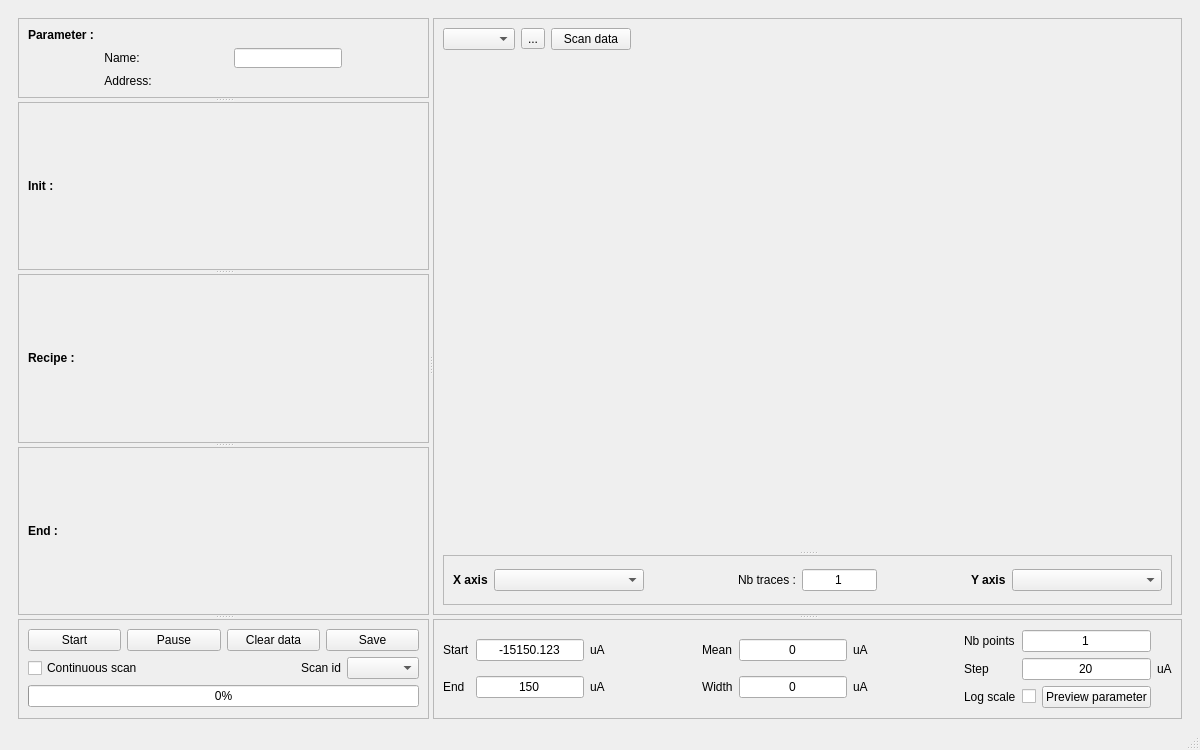
Old version of the form autolab/core/gui/scanning/interface.ui in the repository autolab-project/autolab.
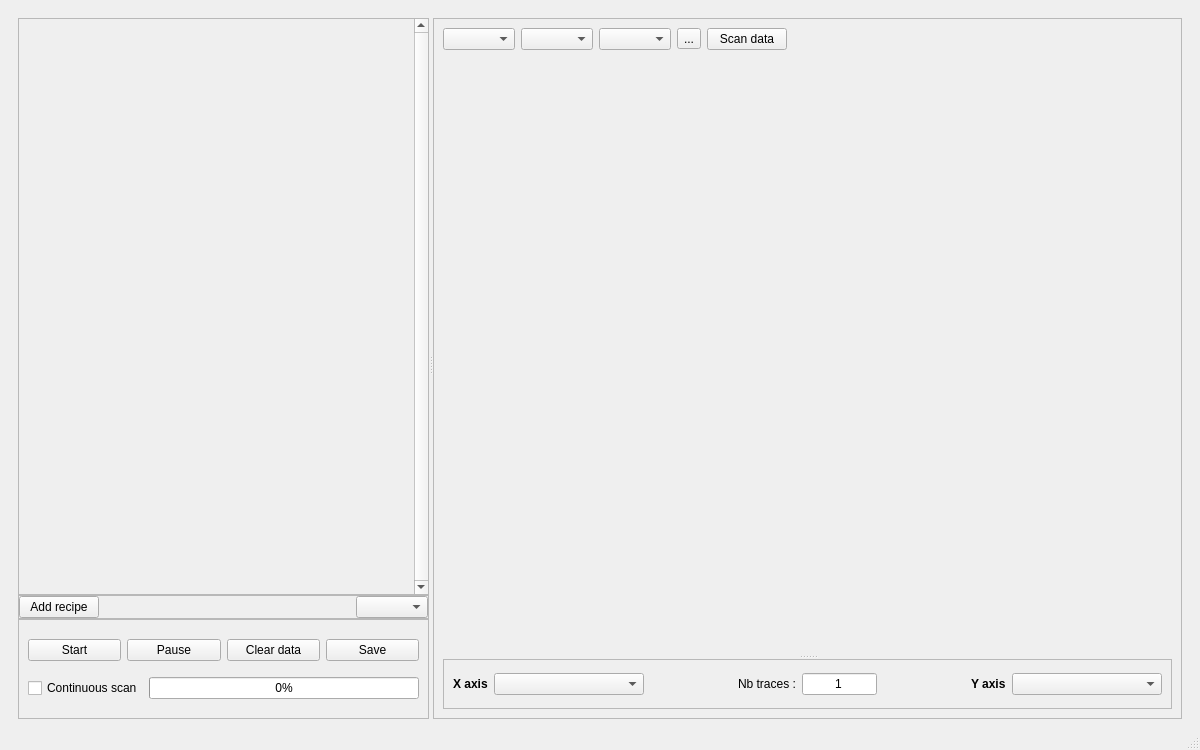
New version of the form.

Commit message: Major change: Can add multiple recipes to a scan

The edit to the form file:
```diff
--- a/autolab/core/gui/scanning/interface.ui
+++ b/autolab/core/gui/scanning/interface.ui
@@ -29,6 +29,9 @@
       </property>
       <widget class="QFrame" name="frame">
        <layout class="QVBoxLayout" name="verticalLayout">
+        <property name="spacing">
+         <number>0</number>
+        </property>
         <property name="rightMargin">
          <number>0</number>
         </property>
@@ -36,126 +39,6 @@
          <number>0</number>
         </property>
         <item>
-         <widget class="QSplitter" name="splitter_2">
-          <property name="orientation">
-           <enum>Qt::Vertical</enum>
-          </property>
-          <widget class="QFrame" name="frame_2">
-           <property name="minimumSize">
-            <size>
-             <width>80</width>
-             <height>0</height>
-            </size>
-           </property>
-           <property name="maximumSize">
-            <size>
-             <width>16777215</width>
-             <height>80</height>
-            </size>
-           </property>
-           <property name="frameShape">
-            <enum>QFrame::StyledPanel</enum>
-           </property>
-           <layout class="QVBoxLayout" name="verticalLayout_2">
-            <item>
-             <widget class="QLabel" name="label">
-              <property name="font">
-               <font>
-                <weight>75</weight>
-                <bold>true</bold>
-               </font>
-              </property>
-              <property name="toolTip">
-               <string>Drag and drop a variable or use the right click option of a variable from the control panel to add a parameter to the scanner</string>
-              </property>
-              <property name="text">
-               <string>Parameter :</string>
-              </property>
-              <property name="alignment">
-               <set>Qt::AlignLeading|Qt::AlignLeft|Qt::AlignVCenter</set>
-              </property>
-             </widget>
-            </item>
-            <item>
-             <layout class="QGridLayout" name="gridLayout_2">
-              <item row="0" column="1">
-               <widget class="QLineEdit" name="parameterName_lineEdit">
-                <property name="sizePolicy">
-                 <sizepolicy hsizetype="Fixed" vsizetype="Fixed">
-                  <horstretch>0</horstretch>
-                  <verstretch>0</verstretch>
-                 </sizepolicy>
-                </property>
-                <property name="toolTip">
-                 <string>Name of the parameter, as it will displayed in the data</string>
-                </property>
-                <property name="alignment">
-                 <set>Qt::AlignCenter</set>
-                </property>
-               </widget>
-              </item>
-              <item row="1" column="0">
-               <widget class="QLabel" name="label_3">
-                <property name="font">
-                 <font>
-                  <pointsize>9</pointsize>
-                  <weight>50</weight>
-                  <bold>false</bold>
-                 </font>
-                </property>
-                <property name="text">
-                 <string>Address:</string>
-                </property>
-                <property name="alignment">
-                 <set>Qt::AlignCenter</set>
-                </property>
-               </widget>
-              </item>
-              <item row="1" column="1">
-               <widget class="QLabel" name="parameterAddress_label">
-                <property name="font">
-                 <font>
-                  <pointsize>9</pointsize>
-                 </font>
-                </property>
-                <property name="toolTip">
-                 <string>Address of the parameter</string>
-                </property>
-                <property name="text">
-                 <string>&lt;variable&gt;</string>
-                </property>
-                <property name="alignment">
-                 <set>Qt::AlignCenter</set>
-                </property>
-               </widget>
-              </item>
-              <item row="0" column="0">
-               <widget class="QLabel" name="label_2">
-                <property name="sizePolicy">
-                 <sizepolicy hsizetype="Fixed" vsizetype="Preferred">
-                  <horstretch>0</horstretch>
-                  <verstretch>0</verstretch>
-                 </sizepolicy>
-                </property>
-                <property name="font">
-                 <font>
-                  <pointsize>9</pointsize>
-                  <weight>50</weight>
-                  <bold>false</bold>
-                 </font>
-                </property>
-                <property name="text">
-                 <string>Name:</string>
-                </property>
-                <property name="alignment">
-                 <set>Qt::AlignCenter</set>
-                </property>
-               </widget>
-              </item>
-             </layout>
-            </item>
-           </layout>
-          </widget>
           <widget class="QFrame" name="frame_3">
            <layout class="QVBoxLayout" name="verticalLayout_3">
             <property name="leftMargin">
@@ -171,125 +54,100 @@
              <number>0</number>
             </property>
             <item>
-             <widget class="QSplitter" name="splitter_recipe">
+            <widget class="QScrollArea" name="scrollArea">
+             <property name="verticalScrollBarPolicy">
+              <enum>Qt::ScrollBarAlwaysOn</enum>
+             </property>
+             <property name="horizontalScrollBarPolicy">
+              <enum>Qt::ScrollBarAlwaysOff</enum>
+             </property>
+             <property name="widgetResizable">
+              <bool>true</bool>
+             </property>
+             <widget class="QWidget" name="scrollAreaWidgetContents">
+              <property name="geometry">
+               <rect>
+                <x>0</x>
+                <y>0</y>
+                <width>368</width>
+                <height>553</height>
+               </rect>
+              </property>
+              <layout class="QVBoxLayout" name="verticalLayout_7">
+               <property name="leftMargin">
+                <number>0</number>
+               </property>
+               <property name="topMargin">
+                <number>0</number>
+               </property>
+               <property name="rightMargin">
+                <number>0</number>
+               </property>
+               <property name="bottomMargin">
+                <number>0</number>
+               </property>
+               <item>
+                <layout class="QVBoxLayout" name="verticalLayout_recipe"/>
+               </item>
+              </layout>
+             </widget>
+            </widget>
+           </item>
+          </layout>
+         </widget>
+        </item>
+        <item>
+         <widget class="QFrame" name="frame_2">
+          <property name="frameShape">
+           <enum>QFrame::StyledPanel</enum>
+          </property>
+          <property name="frameShadow">
+           <enum>QFrame::Raised</enum>
+          </property>
+          <layout class="QVBoxLayout" name="verticalLayout_2">
+           <property name="leftMargin">
+            <number>0</number>
+           </property>
+           <property name="topMargin">
+            <number>0</number>
+           </property>
+           <property name="rightMargin">
+            <number>0</number>
+           </property>
+           <property name="bottomMargin">
+            <number>0</number>
+           </property>
+           <item>
+            <layout class="QHBoxLayout" name="horizontalLayout_5">
+             <item>
+              <widget class="QPushButton" name="addRecipe_pushButton">
+               <property name="text">
+                <string>Add recipe</string>
+               </property>
+              </widget>
+             </item>
+             <item>
+              <spacer name="horizontalSpacer">
               <property name="orientation">
-               <enum>Qt::Vertical</enum>
-              </property>
-              <property name="childrenCollapsible">
-               <bool>false</bool>
-              </property>
-              <widget class="QFrame" name="frame_5">
-               <property name="frameShape">
-                <enum>QFrame::StyledPanel</enum>
-               </property>
-               <property name="frameShadow">
-                <enum>QFrame::Plain</enum>
-               </property>
-               <layout class="QVBoxLayout" name="verticalLayout_16">
-                <item>
-                 <widget class="QLabel" name="label_15">
-                  <property name="maximumSize">
+                <enum>Qt::Horizontal</enum>
+               </property>
+               <property name="sizeHint" stdset="0">
                    <size>
-                    <width>16777215</width>
+                 <width>40</width>
                     <height>20</height>
                    </size>
                   </property>
-                  <property name="font">
-                   <font>
-                    <weight>75</weight>
-                    <bold>true</bold>
-                   </font>
-                  </property>
-                  <property name="toolTip">
-                   <string>Drag and drop a variable from the control panel to add a recipe to the init tree</string>
-                  </property>
-                  <property name="text">
-                   <string>Init :</string>
-                  </property>
-                 </widget>
+              </spacer>
                 </item>
                 <item>
-                 <layout class="QVBoxLayout" name="tree_layout_begin"/>
-                </item>
-               </layout>
-              </widget>
-              <widget class="QFrame" name="frame_10">
-               <property name="frameShape">
-                <enum>QFrame::StyledPanel</enum>
-               </property>
-               <property name="frameShadow">
-                <enum>QFrame::Plain</enum>
-               </property>
-               <layout class="QVBoxLayout" name="verticalLayout_15">
-                <item>
-                 <widget class="QLabel" name="label_4">
-                  <property name="maximumSize">
-                   <size>
-                    <width>16777215</width>
-                    <height>20</height>
-                   </size>
-                  </property>
-                  <property name="font">
-                   <font>
-                    <weight>75</weight>
-                    <bold>true</bold>
-                   </font>
-                  </property>
-                  <property name="toolTip">
-                   <string>Drag and drop a variable or use the right click option of a variable from the control panel to add a recipe to the recipe tree</string>
-                  </property>
-                  <property name="text">
-                   <string>Recipe :</string>
-                  </property>
-                  <property name="alignment">
-                   <set>Qt::AlignLeading|Qt::AlignLeft|Qt::AlignVCenter</set>
-                  </property>
-                 </widget>
-                </item>
-                <item>
-                 <layout class="QVBoxLayout" name="tree_layout"/>
-                </item>
-               </layout>
-              </widget>
-              <widget class="QFrame" name="frame_11">
-               <property name="frameShape">
-                <enum>QFrame::StyledPanel</enum>
-               </property>
-               <property name="frameShadow">
-                <enum>QFrame::Plain</enum>
-               </property>
-               <layout class="QVBoxLayout" name="verticalLayout_17">
-                <item>
-                 <widget class="QLabel" name="label_16">
-                  <property name="maximumSize">
-                   <size>
-                    <width>16777215</width>
-                    <height>20</height>
-                   </size>
-                  </property>
-                  <property name="font">
-                   <font>
-                    <weight>75</weight>
-                    <bold>true</bold>
-                   </font>
-                  </property>
-                  <property name="toolTip">
-                   <string>Drag and drop a variable from the control panel to add a recipe to the end tree</string>
-                  </property>
-                  <property name="text">
-                   <string>End :</string>
-                  </property>
-                 </widget>
+              <widget class="QComboBox" name="selectRecipe_comboBox"/>
+             </item>
+            </layout>
+           </item>
+          </layout>
+         </widget>
                 </item>
                 <item>
-                 <layout class="QVBoxLayout" name="tree_layout_end"/>
-                </item>
-               </layout>
-              </widget>
-             </widget>
-            </item>
-           </layout>
-          </widget>
           <widget class="QFrame" name="frame_4">
            <property name="minimumSize">
             <size>
@@ -363,6 +221,12 @@
              <layout class="QHBoxLayout" name="horizontalLayout_4">
               <item>
                <widget class="QCheckBox" name="continuous_checkBox">
+               <property name="sizePolicy">
+                <sizepolicy hsizetype="Maximum" vsizetype="Fixed">
+                 <horstretch>0</horstretch>
+                 <verstretch>0</verstretch>
+                </sizepolicy>
+               </property>
                 <property name="toolTip">
                  <string>If checked, the scan will be executed endlessly</string>
                 </property>
@@ -372,43 +236,6 @@
                </widget>
               </item>
               <item>
-               <spacer name="horizontalSpacer">
-                <property name="orientation">
-                 <enum>Qt::Horizontal</enum>
-                </property>
-                <property name="sizeHint" stdset="0">
-                 <size>
-                  <width>40</width>
-                  <height>20</height>
-                 </size>
-                </property>
-               </spacer>
-              </item>
-              <item>
-               <widget class="QLabel" name="label_5">
-                <property name="sizePolicy">
-                 <sizepolicy hsizetype="Minimum" vsizetype="Preferred">
-                  <horstretch>0</horstretch>
-                  <verstretch>0</verstretch>
-                 </sizepolicy>
-                </property>
-                <property name="text">
-                 <string>Scan id</string>
-                </property>
-               </widget>
-              </item>
-              <item>
-               <widget class="QComboBox" name="data_comboBox">
-                <property name="toolTip">
-                 <string>Select the scan to display</string>
-                </property>
-               </widget>
-              </item>
-             </layout>
-            </item>
-            <item>
-             <layout class="QHBoxLayout" name="horizontalLayout_5">
-              <item>
                <widget class="QProgressBar" name="progressBar">
                 <property name="sizePolicy">
                  <sizepolicy hsizetype="Preferred" vsizetype="Fixed">
@@ -428,7 +255,6 @@
             </item>
            </layout>
           </widget>
-         </widget>
         </item>
        </layout>
       </widget>
@@ -455,6 +281,20 @@
            <layout class="QVBoxLayout" name="verticalLayout_5">
             <item>
              <layout class="QHBoxLayout" name="horizontalLayout_2">
+              <item>
+               <widget class="QComboBox" name="data_comboBox">
+                <property name="toolTip">
+                 <string>Select the scan to display</string>
+                </property>
+               </widget>
+              </item>
+              <item>
+               <widget class="QComboBox" name="scan_recipe_comboBox">
+                <property name="sizeAdjustPolicy">
+                 <enum>QComboBox::AdjustToContents</enum>
+                </property>
+               </widget>
+              </item>
               <item>
                <widget class="QComboBox" name="dataframe_comboBox">
                 <property name="sizeAdjustPolicy">
@@ -672,274 +512,6 @@
             </item>
            </layout>
           </widget>
-          <widget class="QFrame" name="frame_9">
-           <property name="minimumSize">
-            <size>
-             <width>0</width>
-             <height>100</height>
-            </size>
-           </property>
-           <property name="maximumSize">
-            <size>
-             <width>16777215</width>
-             <height>100</height>
-            </size>
-           </property>
-           <property name="frameShape">
-            <enum>QFrame::StyledPanel</enum>
-           </property>
-           <property name="frameShadow">
-            <enum>QFrame::Plain</enum>
-           </property>
-           <layout class="QVBoxLayout" name="verticalLayout_14">
-            <item>
-             <layout class="QHBoxLayout" name="horizontalLayout_12">
-              <item>
-               <layout class="QGridLayout" name="gridLayout_4">
-                <item row="1" column="1">
-                 <widget class="QLineEdit" name="start_lineEdit">
-                  <property name="toolTip">
-                   <string>Start value of the scan</string>
-                  </property>
-                  <property name="text">
-                   <string>-15150.123</string>
-                  </property>
-                  <property name="alignment">
-                   <set>Qt::AlignCenter</set>
-                  </property>
-                 </widget>
-                </item>
-                <item row="1" column="0">
-                 <widget class="QLabel" name="label_8">
-                  <property name="text">
-                   <string>Start</string>
-                  </property>
-                 </widget>
-                </item>
-                <item row="1" column="2">
-                 <widget class="QLabel" name="startUnit_label">
-                  <property name="text">
-                   <string>uA</string>
-                  </property>
-                 </widget>
-                </item>
-                <item row="2" column="0">
-                 <widget class="QLabel" name="label_9">
-                  <property name="text">
-                   <string>End</string>
-                  </property>
-                 </widget>
-                </item>
-                <item row="2" column="1">
-                 <widget class="QLineEdit" name="end_lineEdit">
-                  <property name="toolTip">
-                   <string>End value of the scan</string>
-                  </property>
-                  <property name="text">
-                   <string>150</string>
-                  </property>
-                  <property name="alignment">
-                   <set>Qt::AlignCenter</set>
-                  </property>
-                 </widget>
-                </item>
-                <item row="2" column="2">
-                 <widget class="QLabel" name="endUnit_label">
-                  <property name="text">
-                   <string>uA</string>
-                  </property>
-                 </widget>
-                </item>
-               </layout>
-              </item>
-              <item>
-               <spacer name="horizontalSpacer_6">
-                <property name="orientation">
-                 <enum>Qt::Horizontal</enum>
-                </property>
-                <property name="sizeHint" stdset="0">
-                 <size>
-                  <width>40</width>
-                  <height>20</height>
-                 </size>
-                </property>
-               </spacer>
-              </item>
-              <item>
-               <layout class="QGridLayout" name="gridLayout_5">
-                <item row="0" column="0">
-                 <widget class="QLabel" name="label_10">
-                  <property name="text">
-                   <string>Mean</string>
-                  </property>
-                 </widget>
-                </item>
-                <item row="0" column="3">
-                 <widget class="QLabel" name="meanUnit_label">
-                  <property name="text">
-                   <string>uA</string>
-                  </property>
-                 </widget>
-                </item>
-                <item row="1" column="3">
-                 <widget class="QLabel" name="widthUnit_label">
-                  <property name="text">
-                   <string>uA</string>
-                  </property>
-                 </widget>
-                </item>
-                <item row="1" column="0">
-                 <widget class="QLabel" name="label_11">
-                  <property name="text">
-                   <string>Width</string>
-                  </property>
-                 </widget>
-                </item>
-                <item row="1" column="2">
-                 <widget class="QLineEdit" name="width_lineEdit">
-                  <property name="toolTip">
-                   <string>Scan width</string>
-                  </property>
-                  <property name="text">
-                   <string>0</string>
-                  </property>
-                  <property name="alignment">
-                   <set>Qt::AlignCenter</set>
-                  </property>
-                 </widget>
-                </item>
-                <item row="0" column="2">
-                 <widget class="QLineEdit" name="mean_lineEdit">
-                  <property name="toolTip">
-                   <string>Mean value of the scan</string>
-                  </property>
-                  <property name="text">
-                   <string>0</string>
-                  </property>
-                  <property name="alignment">
-                   <set>Qt::AlignCenter</set>
-                  </property>
-                 </widget>
-                </item>
-               </layout>
-              </item>
-              <item>
-               <spacer name="horizontalSpacer_7">
-                <property name="orientation">
-                 <enum>Qt::Horizontal</enum>
-                </property>
-                <property name="sizeHint" stdset="0">
-                 <size>
-                  <width>40</width>
-                  <height>20</height>
-                 </size>
-                </property>
-               </spacer>
-              </item>
-              <item>
-               <layout class="QGridLayout" name="gridLayout_6">
-                <item row="2" column="0">
-                 <widget class="QLabel" name="label_13">
-                  <property name="font">
-                   <font>
-                    <weight>50</weight>
-                    <bold>false</bold>
-                   </font>
-                  </property>
-                  <property name="text">
-                   <string>Step</string>
-                  </property>
-                 </widget>
-                </item>
-                <item row="1" column="1">
-                 <widget class="QLineEdit" name="nbpts_lineEdit">
-                  <property name="maximumSize">
-                   <size>
-                    <width>150</width>
-                    <height>16777215</height>
-                   </size>
-                  </property>
-                  <property name="toolTip">
-                   <string>Number of points in the scan</string>
-                  </property>
-                  <property name="text">
-                   <string>1</string>
-                  </property>
-                  <property name="alignment">
-                   <set>Qt::AlignCenter</set>
-                  </property>
-                 </widget>
-                </item>
-                <item row="2" column="2">
-                 <widget class="QLabel" name="stepUnit_label">
-                  <property name="text">
-                   <string>uA</string>
-                  </property>
-                 </widget>
-                </item>
-                <item row="1" column="0">
-                 <widget class="QLabel" name="label_12">
-                  <property name="text">
-                   <string>Nb points</string>
-                  </property>
-                 </widget>
-                </item>
-                <item row="3" column="0">
-                 <widget class="QLabel" name="label_14">
-                  <property name="text">
-                   <string>Log scale</string>
-                  </property>
-                 </widget>
-                </item>
-                <item row="2" column="1">
-                 <widget class="QLineEdit" name="step_lineEdit">
-                  <property name="maximumSize">
-                   <size>
-                    <width>150</width>
-                    <height>16777215</height>
-                   </size>
-                  </property>
-                  <property name="toolTip">
-                   <string>Step between two points in the scan</string>
-                  </property>
-                  <property name="text">
-                   <string>20</string>
-                  </property>
-                  <property name="alignment">
-                   <set>Qt::AlignCenter</set>
-                  </property>
-                 </widget>
-                </item>
-                <item row="3" column="1">
-                 <layout class="QHBoxLayout" name="horizontalLayout_14">
-                  <item>
-                   <widget class="QCheckBox" name="scanLog_checkBox">
-                    <property name="toolTip">
-                     <string>Enable (disable) log scale for parameter values</string>
-                    </property>
-                    <property name="text">
-                     <string/>
-                    </property>
-                   </widget>
-                  </item>
-                  <item>
-                   <widget class="QPushButton" name="displayParameter_pushButton">
-                    <property name="toolTip">
-                     <string>Take start and end value, and type of scale, from figure. </string>
-                    </property>
-                    <property name="text">
-                     <string>Preview parameter</string>
-                    </property>
-                   </widget>
-                  </item>
-                 </layout>
-                </item>
-               </layout>
-              </item>
-             </layout>
-            </item>
-           </layout>
-          </widget>
          </widget>
         </item>
        </layout>
```
Left out of the diff: 8 changed lines with no effect on the pictures. Lines whose indentation alone changed are shown as unchanged. The commit also changes 35 other files.
